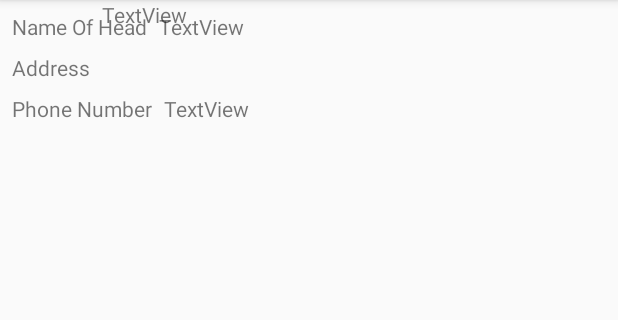
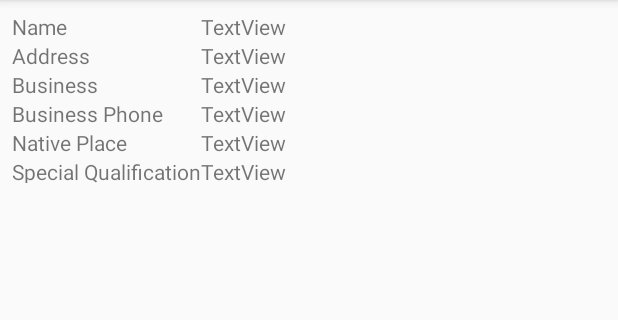
Before and after one commit to s8002sid/Android, an Android app: the DisplayDetail screen opened directly, with no data from a screen before it, on a phone screen of 412 x 824 dp, the part 84-404 px from its top. Run offline under Robolectric (Android 15) with nearby library versions, the phone set to English and light mode, and no system bars.

Commit message:
Submitting unfinished work

```diff
--- a/app/src/main/res/layout/activity_display_detail.xml
+++ b/app/src/main/res/layout/activity_display_detail.xml
@@ -6,66 +6,160 @@
     android:layout_height="match_parent"
     tools:context=".DisplayDetail">
 
-    <TextView
-        android:id="@+id/textView"
-        android:layout_width="wrap_content"
-        android:layout_height="wrap_content"
+    <TableLayout
+        android:id="@+id/tableLayout"
+        android:layout_width="0dp"
+        android:layout_height="114dp"
         android:layout_marginStart="8dp"
         android:layout_marginLeft="8dp"
         android:layout_marginTop="8dp"
-        android:text="Name Of Head"
+        android:layout_marginEnd="8dp"
+        android:layout_marginRight="8dp"
+        app:layout_constraintEnd_toEndOf="parent"
         app:layout_constraintStart_toStartOf="parent"
-        app:layout_constraintTop_toTopOf="parent" />
+        app:layout_constraintTop_toTopOf="parent">
 
-    <TextView
-        android:id="@+id/headname"
+        <TableRow
+            android:layout_width="match_parent"
+            android:layout_height="match_parent">
+
+            <TextView
+                android:id="@+id/textView2"
+                android:layout_width="wrap_content"
+                android:layout_height="wrap_content"
+                android:text="@string/name" />
+
+            <TextView
+                android:id="@+id/tvName"
+                android:layout_width="wrap_content"
+                android:layout_height="wrap_content"
+                android:text="TextView" />
+        </TableRow>
+
+        <TableRow
+            android:layout_width="match_parent"
+            android:layout_height="match_parent">
+
+            <TextView
+                android:id="@+id/textView6"
+                android:layout_width="wrap_content"
+                android:layout_height="wrap_content"
+                android:text="@string/address" />
+
+            <TextView
+                android:id="@+id/tvAddress"
+                android:layout_width="wrap_content"
+                android:layout_height="wrap_content"
+                android:text="TextView" />
+        </TableRow>
+
+        <TableRow
+            android:layout_width="match_parent"
+            android:layout_height="match_parent">
+
+            <TextView
+                android:id="@+id/textView10"
+                android:layout_width="wrap_content"
+                android:layout_height="wrap_content"
+                android:text="@string/business" />
+
+            <TextView
+                android:id="@+id/tvBusiness"
+                android:layout_width="wrap_content"
+                android:layout_height="wrap_content"
+                android:text="TextView" />
+        </TableRow>
+
+        <TableRow
+            android:layout_width="match_parent"
+            android:layout_height="match_parent">
+
+            <TextView
+                android:id="@+id/textView13"
+                android:layout_width="wrap_content"
+                android:layout_height="wrap_content"
+                android:text="@string/business_phone" />
+
+            <TextView
+                android:id="@+id/tvBusinessPhone"
+                android:layout_width="wrap_content"
+                android:layout_height="wrap_content"
+                android:text="TextView" />
+        </TableRow>
+
+        <TableRow
+            android:layout_width="match_parent"
+            android:layout_height="match_parent">
+
+            <TextView
+                android:id="@+id/textView15"
+                android:layout_width="wrap_content"
+                android:layout_height="wrap_content"
+                android:text="@string/native_place" />
+
+            <TextView
+                android:id="@+id/tvNativePlace"
+                android:layout_width="wrap_content"
+                android:layout_height="wrap_content"
+                android:text="TextView" />
+        </TableRow>
+
+        <TableRow
+            android:layout_width="match_parent"
+            android:layout_height="match_parent">
+
+            <TextView
+                android:id="@+id/textView17"
+                android:layout_width="wrap_content"
+                android:layout_height="wrap_content"
+                android:text="@string/special_qualification" />
+
+            <TextView
+                android:id="@+id/tvSpecialQualification"
+                android:layout_width="wrap_content"
+                android:layout_height="wrap_content"
+                android:text="TextView" />
+        </TableRow>
+
+        <TableRow
+            android:layout_width="match_parent"
+            android:layout_height="match_parent"></TableRow>
+
+        <TableRow
+            android:layout_width="match_parent"
+            android:layout_height="match_parent"></TableRow>
+
+        <TableRow
+            android:layout_width="match_parent"
+            android:layout_height="match_parent"></TableRow>
+
+        <TableRow
+            android:layout_width="match_parent"
+            android:layout_height="match_parent"></TableRow>
+
+        <TableRow
+            android:layout_width="match_parent"
+            android:layout_height="match_parent"></TableRow>
+    </TableLayout>
+
+    <android.support.constraint.Guideline
+        android:id="@+id/guideline2"
         android:layout_width="wrap_content"
         android:layout_height="wrap_content"
-        android:layout_marginStart="8dp"
-        android:layout_marginLeft="8dp"
-        android:text="TextView"
-        app:layout_constraintBaseline_toBaselineOf="@+id/textView"
-        app:layout_constraintStart_toEndOf="@+id/textView" />
+        android:orientation="horizontal"
+        app:layout_constraintGuide_begin="7dp" />
 
-    <TextView
-        android:id="@+id/textView3"
-        android:layout_width="wrap_content"
-        android:layout_height="wrap_content"
+    <GridView
+        android:layout_width="0dp"
+        android:layout_height="293dp"
         android:layout_marginStart="8dp"
         android:layout_marginLeft="8dp"
         android:layout_marginTop="8dp"
-        android:text="Address"
+        android:layout_marginEnd="8dp"
+        android:layout_marginRight="8dp"
+        android:layout_marginBottom="8dp"
+        app:layout_constraintBottom_toBottomOf="parent"
+        app:layout_constraintEnd_toEndOf="parent"
         app:layout_constraintStart_toStartOf="parent"
-        app:layout_constraintTop_toBottomOf="@+id/textView" />
-
-    <TextView
-        android:id="@+id/address"
-        android:layout_width="wrap_content"
-        android:layout_height="wrap_content"
-        android:layout_marginStart="8dp"
-        android:layout_marginLeft="8dp"
-        android:text="TextView"
-        app:layout_constraintStart_toEndOf="@+id/textView3"
-        tools:layout_editor_absoluteY="35dp" />
-
-    <TextView
-        android:id="@+id/textView5"
-        android:layout_width="wrap_content"
-        android:layout_height="wrap_content"
-        android:layout_marginStart="8dp"
-        android:layout_marginLeft="8dp"
-        android:layout_marginTop="8dp"
-        android:text="Phone Number"
-        app:layout_constraintStart_toStartOf="parent"
-        app:layout_constraintTop_toBottomOf="@+id/textView3" />
-
-    <TextView
-        android:id="@+id/phoneNumber"
-        android:layout_width="wrap_content"
-        android:layout_height="wrap_content"
-        android:layout_marginStart="8dp"
-        android:layout_marginLeft="8dp"
-        android:text="TextView"
-        app:layout_constraintBaseline_toBaselineOf="@+id/textView5"
-        app:layout_constraintStart_toEndOf="@+id/textView5" />
+        app:layout_constraintTop_toBottomOf="@+id/tableLayout" />
 </android.support.constraint.ConstraintLayout>
--- a/app/src/main/res/values/strings.xml
+++ b/app/src/main/res/values/strings.xml
@@ -1,3 +1,10 @@
 <resources>
     <string name="app_name">ListViewSample</string>
+    <string name="name">Name </string>
+    <string name="address">Address </string>
+    <string name="phone_number">Phone Number </string>
+    <string name="business">Business </string>
+    <string name="business_phone">Business Phone </string>
+    <string name="native_place">Native Place</string>
+    <string name="special_qualification">Special Qualification</string>
 </resources>
```
